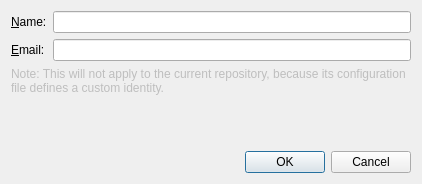
Above: gitfourchette/forms/identitydialog.ui from weblate/gitfourchette before the change. Below: the same form after it.
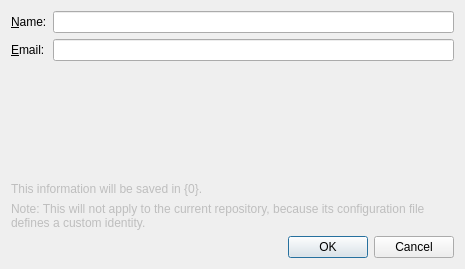
That is the form after the change.

Commit message: Support setting global Git identity in XDG config file

The edit to the form file:
```diff
--- a/gitfourchette/forms/identitydialog.ui
+++ b/gitfourchette/forms/identitydialog.ui
@@ -6,8 +6,8 @@
    <rect>
     <x>0</x>
     <y>0</y>
-    <width>422</width>
-    <height>184</height>
+    <width>465</width>
+    <height>269</height>
    </rect>
   </property>
   <property name="windowTitle">
@@ -43,20 +43,7 @@
    <item row="1" column="1">
     <widget class="QLineEdit" name="emailEdit"/>
    </item>
-   <item row="3" column="0">
-    <spacer name="verticalSpacer_3">
-     <property name="orientation">
-      <enum>Qt::Vertical</enum>
-     </property>
-     <property name="sizeHint" stdset="0">
-      <size>
-       <width>20</width>
-       <height>1</height>
-      </size>
-     </property>
-    </spacer>
-   </item>
-   <item row="4" column="0" colspan="2">
+   <item row="7" column="0" colspan="2">
     <widget class="QDialogButtonBox" name="buttonBox">
      <property name="orientation">
       <enum>Qt::Horizontal</enum>
@@ -66,7 +53,7 @@
      </property>
     </widget>
    </item>
-   <item row="2" column="0" colspan="2">
+   <item row="4" column="0" colspan="2">
     <widget class="QLabel" name="warningLabel">
      <property name="enabled">
       <bool>false</bool>
@@ -85,6 +72,29 @@
      </property>
     </widget>
    </item>
+   <item row="3" column="0" colspan="2">
+    <widget class="QLabel" name="configPathLabel">
+     <property name="enabled">
+      <bool>false</bool>
+     </property>
+     <property name="text">
+      <string>This information will be saved in {0}.</string>
+     </property>
+    </widget>
+   </item>
+   <item row="2" column="0">
+    <spacer name="verticalSpacer_3">
+     <property name="orientation">
+      <enum>Qt::Orientation::Vertical</enum>
+     </property>
+     <property name="sizeHint" stdset="0">
+      <size>
+       <width>20</width>
+       <height>1</height>
+      </size>
+     </property>
+    </spacer>
+   </item>
   </layout>
  </widget>
  <tabstops>
```
Left out of the diff: 6 changed lines with no effect on the pictures. The commit also changes 7 other files.
